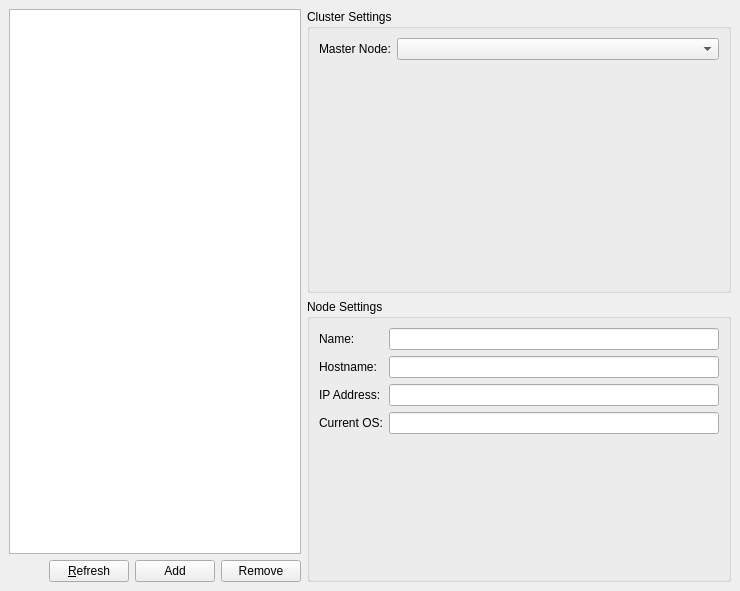
patrickhartling/maestro, file ClusterControl/modules/ClusterSettingsBase.ui: the form before one commit.
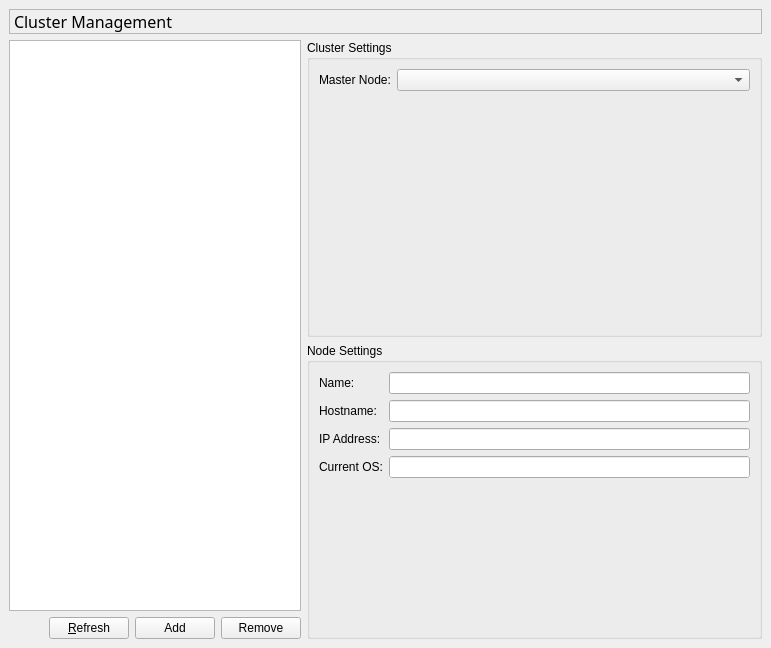
The form after the commit.

```diff
--- a/ClusterControl/modules/ClusterSettingsBase.ui
+++ b/ClusterControl/modules/ClusterSettingsBase.ui
@@ -8,102 +8,21 @@
    <rect>
     <x>0</x>
     <y>0</y>
-    <width>740</width>
-    <height>591</height>
+    <width>771</width>
+    <height>648</height>
    </rect>
   </property>
   <property name="windowTitle" >
    <string>Cluster Settings</string>
   </property>
-  <layout class="QHBoxLayout" >
+  <layout class="QGridLayout" >
    <property name="margin" >
     <number>9</number>
    </property>
    <property name="spacing" >
     <number>6</number>
    </property>
-   <item>
-    <layout class="QVBoxLayout" >
-     <property name="margin" >
-      <number>0</number>
-     </property>
-     <property name="spacing" >
-      <number>6</number>
-     </property>
-     <item>
-      <widget class="QListView" name="mClusterListView" >
-       <property name="sizePolicy" >
-        <sizepolicy>
-         <hsizetype>5</hsizetype>
-         <vsizetype>5</vsizetype>
-         <horstretch>0</horstretch>
-         <verstretch>0</verstretch>
-        </sizepolicy>
-       </property>
-      </widget>
-     </item>
-     <item>
-      <layout class="QHBoxLayout" >
-       <property name="margin" >
-        <number>0</number>
-       </property>
-       <property name="spacing" >
-        <number>6</number>
-       </property>
-       <item>
-        <spacer>
-         <property name="orientation" >
-          <enum>Qt::Horizontal</enum>
-         </property>
-         <property name="sizeType" >
-          <enum>QSizePolicy::Maximum</enum>
-         </property>
-         <property name="sizeHint" >
-          <size>
-           <width>40</width>
-           <height>20</height>
-          </size>
-         </property>
-        </spacer>
-       </item>
-       <item>
-        <widget class="QPushButton" name="mRefreshBtn" >
-         <property name="text" >
-          <string>&amp;Refresh</string>
-         </property>
-        </widget>
-       </item>
-       <item>
-        <widget class="QPushButton" name="mAddBtn" >
-         <property name="toolTip" >
-          <string>&lt;html>&lt;head>&lt;meta name="qrichtext" content="1" />&lt;/head>&lt;body style=" white-space: pre-wrap; font-family:Sans Serif; font-size:9pt; font-weight:400; font-style:normal; text-decoration:none;">&lt;p style=" margin-top:0px; margin-bottom:0px; margin-left:0px; margin-right:0px; -qt-block-indent:0; text-indent:0px;">Add a cluster node.&lt;/p>&lt;/body>&lt;/html></string>
-         </property>
-         <property name="whatsThis" >
-          <string>&lt;html>&lt;head>&lt;meta name="qrichtext" content="1" />&lt;/head>&lt;body style=" white-space: pre-wrap; font-family:Sans Serif; font-size:9pt; font-weight:400; font-style:normal; text-decoration:none;">&lt;p style=" margin-top:0px; margin-bottom:0px; margin-left:0px; margin-right:0px; -qt-block-indent:0; text-indent:0px;">Add a cluster node.&lt;/p>&lt;/body>&lt;/html></string>
-         </property>
-         <property name="text" >
-          <string>Add</string>
-         </property>
-        </widget>
-       </item>
-       <item>
-        <widget class="QPushButton" name="mRemoveBtn" >
-         <property name="toolTip" >
-          <string>&lt;html>&lt;head>&lt;meta name="qrichtext" content="1" />&lt;/head>&lt;body style=" white-space: pre-wrap; font-family:Sans Serif; font-size:9pt; font-weight:400; font-style:normal; text-decoration:none;">&lt;p style=" margin-top:0px; margin-bottom:0px; margin-left:0px; margin-right:0px; -qt-block-indent:0; text-indent:0px;">Remove selected cluster node.&lt;/p>&lt;/body>&lt;/html></string>
-         </property>
-         <property name="whatsThis" >
-          <string>&lt;html>&lt;head>&lt;meta name="qrichtext" content="1" />&lt;/head>&lt;body style=" white-space: pre-wrap; font-family:Sans Serif; font-size:9pt; font-weight:400; font-style:normal; text-decoration:none;">&lt;p style=" margin-top:0px; margin-bottom:0px; margin-left:0px; margin-right:0px; -qt-block-indent:0; text-indent:0px;">Remove selected cluster node.&lt;/p>&lt;/body>&lt;/html></string>
-         </property>
-         <property name="text" >
-          <string>Remove</string>
-         </property>
-        </widget>
-       </item>
-      </layout>
-     </item>
-    </layout>
-   </item>
-   <item>
+   <item row="1" column="1" >
     <layout class="QVBoxLayout" >
      <property name="margin" >
       <number>0</number>
@@ -215,6 +134,9 @@
         </item>
         <item row="2" column="1" >
          <widget class="QLineEdit" name="mIpAddressEdit" >
+          <property name="autoFillBackground" >
+           <bool>false</bool>
+          </property>
           <property name="readOnly" >
            <bool>true</bool>
           </property>
@@ -242,6 +164,9 @@
         </item>
         <item row="3" column="1" >
          <widget class="QLineEdit" name="mCurrentOsEdit" >
+          <property name="autoFillBackground" >
+           <bool>true</bool>
+          </property>
           <property name="readOnly" >
            <bool>true</bool>
           </property>
@@ -252,6 +177,117 @@
      </item>
     </layout>
    </item>
+   <item row="0" column="0" colspan="2" >
+    <widget class="QLabel" name="mTitleLbl" >
+     <property name="font" >
+      <font>
+       <family>Sans Serif</family>
+       <pointsize>12</pointsize>
+       <weight>50</weight>
+       <italic>false</italic>
+       <bold>false</bold>
+       <underline>false</underline>
+       <strikeout>false</strikeout>
+      </font>
+     </property>
+     <property name="autoFillBackground" >
+      <bool>true</bool>
+     </property>
+     <property name="frameShape" >
+      <enum>QFrame::StyledPanel</enum>
+     </property>
+     <property name="frameShadow" >
+      <enum>QFrame::Sunken</enum>
+     </property>
+     <property name="lineWidth" >
+      <number>3</number>
+     </property>
+     <property name="text" >
+      <string>Cluster Management</string>
+     </property>
+    </widget>
+   </item>
+   <item row="1" column="0" >
+    <layout class="QVBoxLayout" >
+     <property name="margin" >
+      <number>0</number>
+     </property>
+     <property name="spacing" >
+      <number>6</number>
+     </property>
+     <item>
+      <widget class="QListView" name="mClusterListView" >
+       <property name="sizePolicy" >
+        <sizepolicy>
+         <hsizetype>5</hsizetype>
+         <vsizetype>5</vsizetype>
+         <horstretch>0</horstretch>
+         <verstretch>0</verstretch>
+        </sizepolicy>
+       </property>
+      </widget>
+     </item>
+     <item>
+      <layout class="QHBoxLayout" >
+       <property name="margin" >
+        <number>0</number>
+       </property>
+       <property name="spacing" >
+        <number>6</number>
+       </property>
+       <item>
+        <spacer>
+         <property name="orientation" >
+          <enum>Qt::Horizontal</enum>
+         </property>
+         <property name="sizeType" >
+          <enum>QSizePolicy::Maximum</enum>
+         </property>
+         <property name="sizeHint" >
+          <size>
+           <width>40</width>
+           <height>20</height>
+          </size>
+         </property>
+        </spacer>
+       </item>
+       <item>
+        <widget class="QPushButton" name="mRefreshBtn" >
+         <property name="text" >
+          <string>&amp;Refresh</string>
+         </property>
+        </widget>
+       </item>
+       <item>
+        <widget class="QPushButton" name="mAddBtn" >
+         <property name="toolTip" >
+          <string>&lt;html>&lt;head>&lt;meta name="qrichtext" content="1" />&lt;/head>&lt;body style=" white-space: pre-wrap; font-family:Sans Serif; font-size:9pt; font-weight:400; font-style:normal; text-decoration:none;">&lt;p style=" margin-top:0px; margin-bottom:0px; margin-left:0px; margin-right:0px; -qt-block-indent:0; text-indent:0px;">Add a cluster node.&lt;/p>&lt;/body>&lt;/html></string>
+         </property>
+         <property name="whatsThis" >
+          <string>&lt;html>&lt;head>&lt;meta name="qrichtext" content="1" />&lt;/head>&lt;body style=" white-space: pre-wrap; font-family:Sans Serif; font-size:9pt; font-weight:400; font-style:normal; text-decoration:none;">&lt;p style=" margin-top:0px; margin-bottom:0px; margin-left:0px; margin-right:0px; -qt-block-indent:0; text-indent:0px;">Add a cluster node.&lt;/p>&lt;/body>&lt;/html></string>
+         </property>
+         <property name="text" >
+          <string>Add</string>
+         </property>
+        </widget>
+       </item>
+       <item>
+        <widget class="QPushButton" name="mRemoveBtn" >
+         <property name="toolTip" >
+          <string>&lt;html>&lt;head>&lt;meta name="qrichtext" content="1" />&lt;/head>&lt;body style=" white-space: pre-wrap; font-family:Sans Serif; font-size:9pt; font-weight:400; font-style:normal; text-decoration:none;">&lt;p style=" margin-top:0px; margin-bottom:0px; margin-left:0px; margin-right:0px; -qt-block-indent:0; text-indent:0px;">Remove selected cluster node.&lt;/p>&lt;/body>&lt;/html></string>
+         </property>
+         <property name="whatsThis" >
+          <string>&lt;html>&lt;head>&lt;meta name="qrichtext" content="1" />&lt;/head>&lt;body style=" white-space: pre-wrap; font-family:Sans Serif; font-size:9pt; font-weight:400; font-style:normal; text-decoration:none;">&lt;p style=" margin-top:0px; margin-bottom:0px; margin-left:0px; margin-right:0px; -qt-block-indent:0; text-indent:0px;">Remove selected cluster node.&lt;/p>&lt;/body>&lt;/html></string>
+         </property>
+         <property name="text" >
+          <string>Remove</string>
+         </property>
+        </widget>
+       </item>
+      </layout>
+     </item>
+    </layout>
+   </item>
   </layout>
  </widget>
  <pixmapfunction></pixmapfunction>
```
